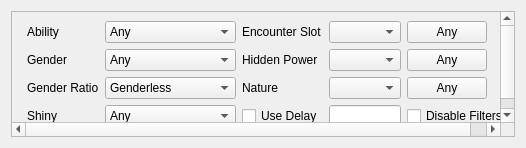
Qt form Source/Form/Controls/Filter.ui (Admiral-Fish/PokeFinder) before a commit.
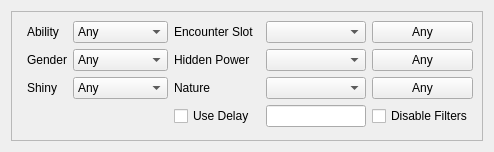
The same form after that commit. Custom widgets are drawn as their Qt base class.

The edit to the form file:
```diff
--- a/Source/Form/Controls/Filter.ui
+++ b/Source/Form/Controls/Filter.ui
@@ -2,6 +2,14 @@
 <ui version="4.0">
  <class>Filter</class>
  <widget class="QWidget" name="Filter">
+  <property name="geometry">
+   <rect>
+    <x>0</x>
+    <y>0</y>
+    <width>494</width>
+    <height>152</height>
+   </rect>
+  </property>
   <layout class="QGridLayout" name="gridLayout">
    <item row="0" column="0">
     <widget class="QScrollArea" name="scrollArea">
@@ -13,8 +21,8 @@
        <rect>
         <x>0</x>
         <y>0</y>
-        <width>554</width>
-        <height>130</height>
+        <width>474</width>
+        <height>132</height>
        </rect>
       </property>
       <layout class="QGridLayout" name="gridLayout_2">
@@ -23,12 +31,6 @@
        </item>
        <item row="0" column="1">
         <widget class="QLabel" name="labelAbility">
-         <property name="sizePolicy">
-          <sizepolicy hsizetype="Fixed" vsizetype="Preferred">
-           <horstretch>0</horstretch>
-           <verstretch>0</verstretch>
-          </sizepolicy>
-         </property>
          <property name="text">
           <string>Ability</string>
          </property>
@@ -36,12 +38,6 @@
        </item>
        <item row="0" column="2">
         <widget class="ComboBox" name="comboBoxAbility">
-         <property name="sizePolicy">
-          <sizepolicy hsizetype="Preferred" vsizetype="Fixed">
-           <horstretch>0</horstretch>
-           <verstretch>0</verstretch>
-          </sizepolicy>
-         </property>
          <item>
           <property name="text">
            <string>Any</string>
@@ -61,35 +57,13 @@
        </item>
        <item row="0" column="3">
         <widget class="QLabel" name="labelEncounterSlot">
-         <property name="sizePolicy">
-          <sizepolicy hsizetype="Fixed" vsizetype="Preferred">
-           <horstretch>0</horstretch>
-           <verstretch>0</verstretch>
-          </sizepolicy>
-         </property>
          <property name="text">
           <string>Encounter Slot</string>
          </property>
         </widget>
        </item>
-       <item row="0" column="4">
-        <widget class="CheckList" name="checkListEncounterSlot">
-         <property name="sizePolicy">
-          <sizepolicy hsizetype="Preferred" vsizetype="Fixed">
-           <horstretch>0</horstretch>
-           <verstretch>0</verstretch>
-          </sizepolicy>
-         </property>
-        </widget>
-       </item>
-       <item row="0" column="5">
-        <widget class="QPushButton" name="pushButtonEncounterSlotAny">
-         <property name="sizePolicy">
-          <sizepolicy hsizetype="Fixed" vsizetype="Fixed">
-           <horstretch>0</horstretch>
-           <verstretch>0</verstretch>
-          </sizepolicy>
-         </property>
+       <item row="0" column="6">
+        <widget class="QPushButton" name="pushButtonEncounterSlot">
          <property name="text">
           <string>Any</string>
          </property>
@@ -110,12 +84,6 @@
        </item>
        <item row="1" column="2">
         <widget class="ComboBox" name="comboBoxGender">
-         <property name="sizePolicy">
-          <sizepolicy hsizetype="Preferred" vsizetype="Fixed">
-           <horstretch>0</horstretch>
-           <verstretch>0</verstretch>
-          </sizepolicy>
-         </property>
          <item>
           <property name="text">
            <string>Any</string>
@@ -135,155 +103,30 @@
        </item>
        <item row="1" column="3">
         <widget class="QLabel" name="labelHiddenPower">
-         <property name="sizePolicy">
-          <sizepolicy hsizetype="Fixed" vsizetype="Preferred">
-           <horstretch>0</horstretch>
-           <verstretch>0</verstretch>
-          </sizepolicy>
-         </property>
          <property name="text">
           <string>Hidden Power</string>
          </property>
         </widget>
        </item>
-       <item row="1" column="4">
-        <widget class="CheckList" name="checkListHiddenPower">
-         <property name="sizePolicy">
-          <sizepolicy hsizetype="Preferred" vsizetype="Fixed">
-           <horstretch>0</horstretch>
-           <verstretch>0</verstretch>
-          </sizepolicy>
-         </property>
-        </widget>
-       </item>
        <item row="1" column="5">
-        <widget class="QPushButton" name="pushButtonHiddenPowerAny">
-         <property name="sizePolicy">
-          <sizepolicy hsizetype="Fixed" vsizetype="Fixed">
-           <horstretch>0</horstretch>
-           <verstretch>0</verstretch>
-          </sizepolicy>
-         </property>
+        <widget class="CheckList" name="checkListHiddenPower"/>
+       </item>
+       <item row="1" column="6">
+        <widget class="QPushButton" name="pushButtonHiddenPower">
          <property name="text">
           <string>Any</string>
          </property>
         </widget>
        </item>
        <item row="2" column="1">
-        <widget class="QLabel" name="labelGenderRatio">
-         <property name="sizePolicy">
-          <sizepolicy hsizetype="Fixed" vsizetype="Preferred">
-           <horstretch>0</horstretch>
-           <verstretch>0</verstretch>
-          </sizepolicy>
-         </property>
-         <property name="text">
-          <string>Gender Ratio</string>
-         </property>
-        </widget>
-       </item>
-       <item row="2" column="2">
-        <widget class="ComboBox" name="comboBoxGenderRatio">
-         <property name="sizePolicy">
-          <sizepolicy hsizetype="Preferred" vsizetype="Fixed">
-           <horstretch>0</horstretch>
-           <verstretch>0</verstretch>
-          </sizepolicy>
-         </property>
-         <item>
-          <property name="text">
-           <string>Genderless</string>
-          </property>
-         </item>
-         <item>
-          <property name="text">
-           <string notr="true">50% ♂ / 50% ♀</string>
-          </property>
-         </item>
-         <item>
-          <property name="text">
-           <string notr="true">25% ♂ / 75% ♀</string>
-          </property>
-         </item>
-         <item>
-          <property name="text">
-           <string notr="true">75% ♂ / 25% ♀</string>
-          </property>
-         </item>
-         <item>
-          <property name="text">
-           <string notr="true">87.5% ♂ / 12.5% ♀</string>
-          </property>
-         </item>
-         <item>
-          <property name="text">
-           <string notr="true">100% ♂</string>
-          </property>
-         </item>
-         <item>
-          <property name="text">
-           <string notr="true">100% ♀</string>
-          </property>
-         </item>
-        </widget>
-       </item>
-       <item row="2" column="3">
-        <widget class="QLabel" name="labelNature">
-         <property name="sizePolicy">
-          <sizepolicy hsizetype="Fixed" vsizetype="Preferred">
-           <horstretch>0</horstretch>
-           <verstretch>0</verstretch>
-          </sizepolicy>
-         </property>
-         <property name="text">
-          <string>Nature</string>
-         </property>
-        </widget>
-       </item>
-       <item row="2" column="4">
-        <widget class="CheckList" name="checkListNature">
-         <property name="sizePolicy">
-          <sizepolicy hsizetype="Preferred" vsizetype="Fixed">
-           <horstretch>0</horstretch>
-           <verstretch>0</verstretch>
-          </sizepolicy>
-         </property>
-        </widget>
-       </item>
-       <item row="2" column="5">
-        <widget class="QPushButton" name="pushButtonNatureAny">
-         <property name="sizePolicy">
-          <sizepolicy hsizetype="Fixed" vsizetype="Fixed">
-           <horstretch>0</horstretch>
-           <verstretch>0</verstretch>
-          </sizepolicy>
-         </property>
-         <property name="text">
-          <string>Any</string>
-         </property>
-        </widget>
-       </item>
-       <item row="3" column="1">
         <widget class="QLabel" name="labelShiny">
-         <property name="sizePolicy">
-          <sizepolicy hsizetype="Fixed" vsizetype="Preferred">
-           <horstretch>0</horstretch>
-           <verstretch>0</verstretch>
-          </sizepolicy>
-         </property>
          <property name="text">
           <string>Shiny</string>
          </property>
         </widget>
        </item>
-       <item row="3" column="2">
+       <item row="2" column="2">
         <widget class="ComboBox" name="comboBoxShiny">
-         <property name="sizePolicy">
-          <sizepolicy hsizetype="Preferred" vsizetype="Fixed">
-           <horstretch>0</horstretch>
-           <verstretch>0</verstretch>
-          </sizepolicy>
-         </property>
          <item>
           <property name="text">
            <string>Any</string>
@@ -306,30 +149,50 @@
          </item>
         </widget>
        </item>
-       <item row="3" column="3">
-        <widget class="QCheckBox" name="checkBoxUseDelay">
+       <item row="2" column="3">
+        <widget class="QLabel" name="labelNature">
+         <property name="text">
+          <string>Nature</string>
+         </property>
+        </widget>
+       </item>
+       <item row="2" column="5">
+        <widget class="CheckList" name="checkListNature"/>
+       </item>
+       <item row="2" column="6">
+        <widget class="QPushButton" name="pushButtonNature">
+         <property name="text">
+          <string>Any</string>
+         </property>
+        </widget>
+       </item>
+       <item row="3" column="3" colspan="2">
+        <widget class="QCheckBox" name="checkBoxDelay">
          <property name="text">
           <string>Use Delay</string>
          </property>
         </widget>
        </item>
-       <item row="3" column="4">
-        <widget class="TextBox" name="textBoxDelay">
-         <property name="sizePolicy">
-          <sizepolicy hsizetype="Preferred" vsizetype="Fixed">
-           <horstretch>0</horstretch>
-           <verstretch>0</verstretch>
-          </sizepolicy>
-         </property>
-        </widget>
-       </item>
        <item row="3" column="5">
+        <widget class="TextBox" name="textBoxDelay">
+         <property name="sizePolicy">
+          <sizepolicy hsizetype="Preferred" vsizetype="Fixed">
+           <horstretch>0</horstretch>
+           <verstretch>0</verstretch>
+          </sizepolicy>
+         </property>
+        </widget>
+       </item>
+       <item row="3" column="6">
         <widget class="QCheckBox" name="checkBoxDisableFilters">
          <property name="text">
           <string>Disable Filters</string>
          </property>
         </widget>
        </item>
+       <item row="0" column="5">
+        <widget class="CheckList" name="checkListEncounterSlot"/>
+       </item>
       </layout>
      </widget>
     </widget>
```
Left out of the diff: 17 changed lines with no effect on the pictures.
